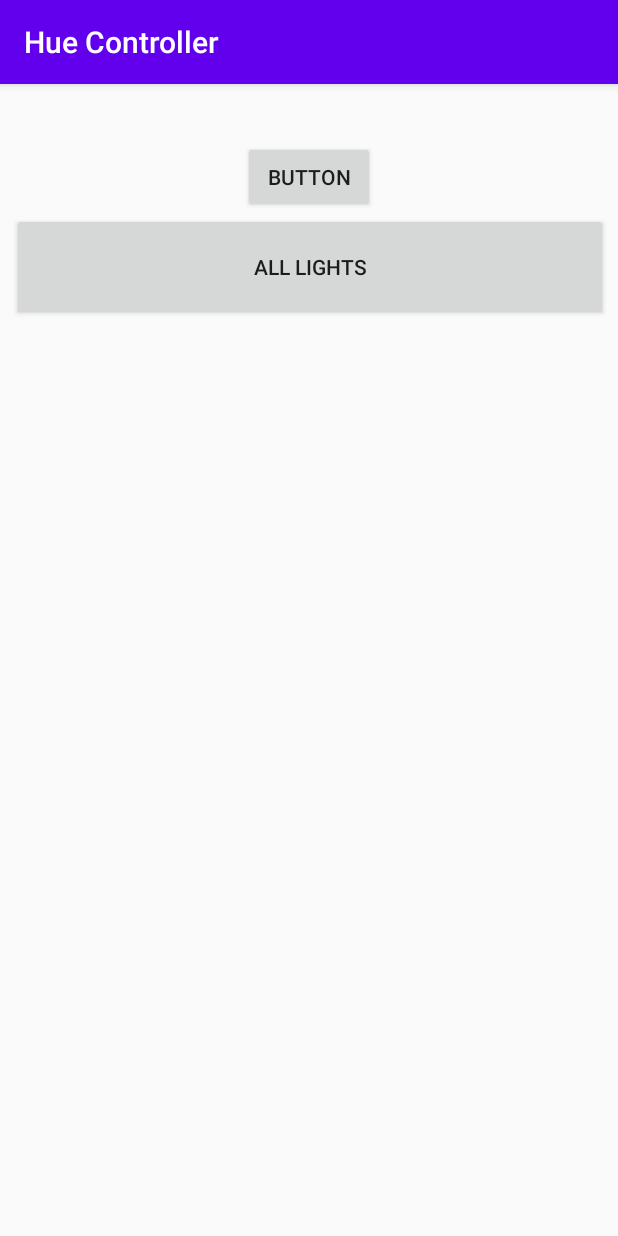
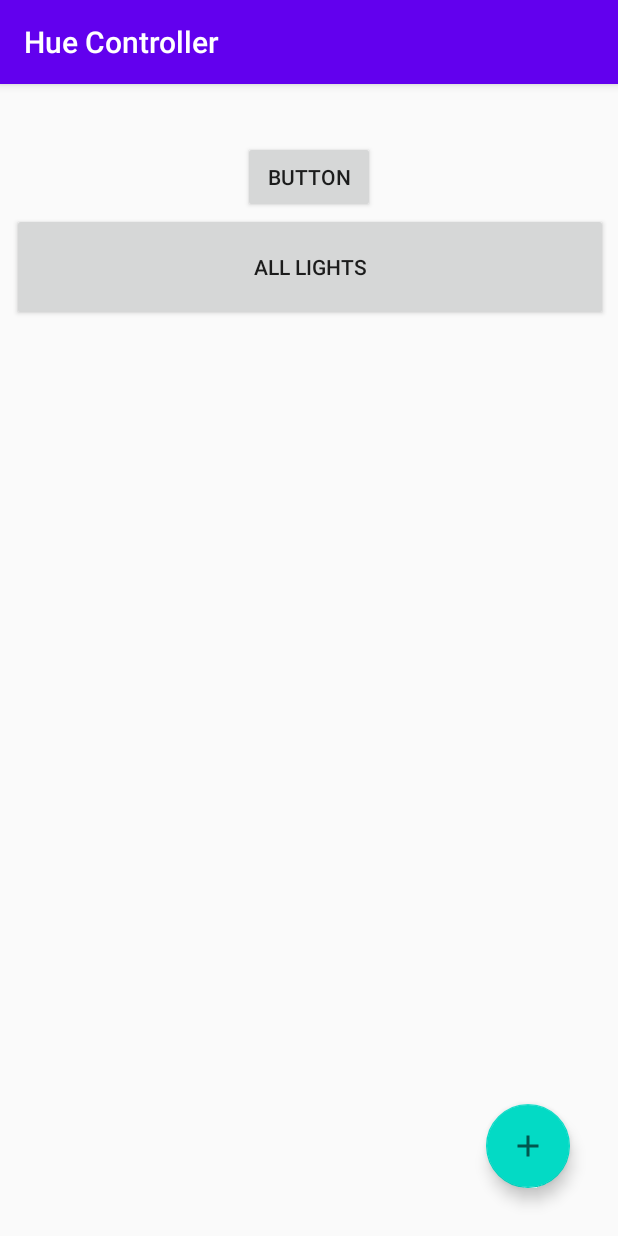
Before and after one commit to Rafaelrico7/ost-mge-hue-controller, an Android app: the screen it shows after launch (MainActivity), on a phone screen of 412 x 824 dp. Run offline under Robolectric (Android 15) with nearby library versions, the phone set to English and light mode, and no system bars.

Commit message:
Add Floating Action Button with Animations

```diff
--- a/app/build.gradle
+++ b/app/build.gradle
@@ -32,6 +32,7 @@ dependencies {
     implementation 'androidx.constraintlayout:constraintlayout:2.0.2'
     implementation 'androidx.recyclerview:recyclerview:1.1.0'
     implementation 'androidx.cardview:cardview:1.0.0'
+    implementation 'com.google.android.material:material:1.2.1'
     testImplementation 'junit:junit:4.12'
     androidTestImplementation 'androidx.test.ext:junit:1.1.2'
     androidTestImplementation 'androidx.test.espresso:espresso-core:3.3.0'
--- a/app/src/main/java/com/example/hue/MainActivity.kt
+++ b/app/src/main/java/com/example/hue/MainActivity.kt
@@ -1,6 +1,8 @@
 package com.example.hue
 
 import android.os.Bundle
+import android.view.View
+import android.view.animation.AnimationUtils
 import android.widget.Toast
 import androidx.appcompat.app.AppCompatActivity
 import androidx.recyclerview.widget.LinearLayoutManager
@@ -9,6 +11,8 @@ import com.example.hue.model.Memory
 import kotlinx.android.synthetic.main.activity_main.*
 
 class MainActivity : AppCompatActivity() {
+
+    private var addButtonClicked = false
     override fun onCreate(savedInstanceState: Bundle?) {
         super.onCreate(savedInstanceState)
         setContentView(R.layout.activity_main)
@@ -34,5 +38,49 @@ class MainActivity : AppCompatActivity() {
             Toast.makeText(this, user,Toast.LENGTH_SHORT
             ).show()
         }
+
+        add_button.setOnClickListener{
+            onAddButtonClicked()
+        }
+
+        menu_button.setOnClickListener{
+            Toast.makeText(this, "Menu Button Clicked", Toast.LENGTH_SHORT).show()
+        }
+
+        light_button.setOnClickListener{
+            Toast.makeText(this, "Light Button Clicked", Toast.LENGTH_SHORT).show()
+        }
+    }
+
+    private fun onAddButtonClicked() {
+        setVisibility(addButtonClicked)
+        setAnimation(addButtonClicked)
+        addButtonClicked = !addButtonClicked
+    }
+
+    private fun setAnimation(clicked: Boolean) {
+        if(!clicked){
+            menu_button.visibility = View.VISIBLE
+            light_button.visibility = View.VISIBLE
+        }else{
+            menu_button.visibility = View.INVISIBLE
+            light_button.visibility = View.INVISIBLE
+        }
+    }
+
+    private fun setVisibility(clicked: Boolean) {
+        val fromBottom = AnimationUtils.loadAnimation(this, R.anim.from_bottom_anim)
+        val toBottom = AnimationUtils.loadAnimation(this, R.anim.to_bottom_anim)
+        val rotateClose = AnimationUtils.loadAnimation(this, R.anim.rotate_close_anim)
+        val  rotateOpen = AnimationUtils.loadAnimation(this, R.anim.rotate_open_anim)
+        if(!clicked){
+            menu_button.startAnimation(fromBottom)
+            light_button.startAnimation(fromBottom)
+            add_button.startAnimation(rotateOpen)
+        }else{
+            menu_button.startAnimation(toBottom)
+            light_button.startAnimation(toBottom)
+            add_button.startAnimation(rotateClose)
+        }
     }
 }
--- /dev/null
+++ b/app/src/main/res/anim/from_bottom_anim.xml
@@ -0,0 +1,25 @@
+<?xml version="1.0" encoding="utf-8"?>
+<set xmlns:android="http://schemas.android.com/apk/res/android" android:fillAfter="true">
+
+   <translate
+       android:fromYDelta="100%"
+       android:toYDelta="0%"
+       android:duration="300"
+       />
+
+    <scale
+        android:pivotX="50%"
+        android:pivotY="50%"
+        android:toYScale="0.8"
+        android:toXScale="0.8"
+        />
+
+
+   <alpha
+       android:duration="750"
+       android:fromAlpha="0"
+       android:toAlpha="1"
+       />
+
+
+</set>
--- /dev/null
+++ b/app/src/main/res/anim/rotate_close_anim.xml
@@ -0,0 +1,13 @@
+<?xml version="1.0" encoding="utf-8"?>
+<set xmlns:android="http://schemas.android.com/apk/res/android" android:fillAfter="true">
+
+    <rotate
+        android:fromDegrees="45"
+        android:pivotX="50%"
+        android:pivotY="50%"
+        android:toDegrees="0"
+        android:duration="300"
+        />
+
+
+</set>
--- /dev/null
+++ b/app/src/main/res/anim/rotate_open_anim.xml
@@ -0,0 +1,13 @@
+<?xml version="1.0" encoding="utf-8"?>
+<set xmlns:android="http://schemas.android.com/apk/res/android" android:fillAfter="true">
+
+    <rotate
+        android:fromDegrees="0"
+        android:pivotX="50%"
+        android:pivotY="50%"
+        android:toDegrees="45"
+        android:duration="300"
+        />
+
+
+</set>
--- /dev/null
+++ b/app/src/main/res/anim/to_bottom_anim.xml
@@ -0,0 +1,27 @@
+<?xml version="1.0" encoding="utf-8"?>
+<set xmlns:android="http://schemas.android.com/apk/res/android" android:fillAfter="true">
+
+    <translate
+        android:fromYDelta="0%"
+        android:toYDelta="100%"
+        android:duration="300"
+        />
+
+    <scale
+        android:pivotX="50%"
+        android:pivotY="50%"
+        android:fromYScale="0.8"
+        android:fromXScale="0.8"
+        android:toYScale="0.8"
+        android:toXScale="0.8"
+        />
+
+
+    <alpha
+        android:duration="150"
+        android:fromAlpha="1"
+        android:toAlpha="0"
+        />
+
+
+</set>
--- /dev/null
+++ b/app/src/main/res/drawable/ic_baseline_add_24.xml
@@ -0,0 +1,10 @@
+<vector xmlns:android="http://schemas.android.com/apk/res/android"
+    android:width="38dp"
+    android:height="38dp"
+    android:viewportWidth="24"
+    android:viewportHeight="24"
+    android:tint="?attr/colorControlNormal">
+  <path
+      android:fillColor="@android:color/white"
+      android:pathData="M19,13h-6v6h-2v-6H5v-2h6V5h2v6h6v2z"/>
+</vector>
--- /dev/null
+++ b/app/src/main/res/drawable/ic_baseline_highlight_24.xml
@@ -0,0 +1,10 @@
+<vector xmlns:android="http://schemas.android.com/apk/res/android"
+    android:width="24dp"
+    android:height="24dp"
+    android:viewportWidth="24"
+    android:viewportHeight="24"
+    android:tint="?attr/colorControlNormal">
+  <path
+      android:fillColor="@android:color/white"
+      android:pathData="M6,14l3,3v5h6v-5l3,-3V9H6V14zM11,2h2v3h-2V2zM3.5,5.88l1.41,-1.41l2.12,2.12L5.62,8L3.5,5.88zM16.96,6.59l2.12,-2.12l1.41,1.41L18.38,8L16.96,6.59z"/>
+</vector>
--- /dev/null
+++ b/app/src/main/res/drawable/ic_baseline_menu_24.xml
@@ -0,0 +1,10 @@
+<vector xmlns:android="http://schemas.android.com/apk/res/android"
+    android:width="24dp"
+    android:height="24dp"
+    android:viewportWidth="24"
+    android:viewportHeight="24"
+    android:tint="?attr/colorControlNormal">
+  <path
+      android:fillColor="@android:color/white"
+      android:pathData="M3,18h18v-2L3,16v2zM3,13h18v-2L3,11v2zM3,6v2h18L21,6L3,6z"/>
+</vector>
--- a/app/src/main/res/layout/activity_main.xml
+++ b/app/src/main/res/layout/activity_main.xml
@@ -37,4 +37,40 @@
         app:layout_constraintStart_toStartOf="parent"
         app:layout_constraintTop_toTopOf="parent" />
 
+    <com.google.android.material.floatingactionbutton.FloatingActionButton
+        android:id="@+id/add_button"
+        android:layout_width="wrap_content"
+        android:layout_height="wrap_content"
+        android:layout_marginEnd="32dp"
+        android:layout_marginBottom="32dp"
+        android:clickable="true"
+        android:focusable="true"
+        app:layout_constraintBottom_toBottomOf="parent"
+        app:layout_constraintEnd_toEndOf="parent"
+        app:srcCompat="@drawable/ic_baseline_add_24" />
+
+    <com.google.android.material.floatingactionbutton.FloatingActionButton
+        android:id="@+id/menu_button"
+        android:layout_width="wrap_content"
+        android:layout_height="wrap_content"
+        android:layout_marginBottom="8dp"
+        android:clickable="true"
+        android:focusable="true"
+        android:visibility="invisible"
+        app:layout_constraintBottom_toTopOf="@+id/add_button"
+        app:layout_constraintEnd_toEndOf="@+id/add_button"
+        app:srcCompat="@drawable/ic_baseline_menu_24" />
+
+    <com.google.android.material.floatingactionbutton.FloatingActionButton
+        android:id="@+id/light_button"
+        android:layout_width="wrap_content"
+        android:layout_height="wrap_content"
+        android:layout_marginBottom="8dp"
+        android:clickable="true"
+        android:focusable="true"
+        android:visibility="invisible"
+        app:layout_constraintBottom_toTopOf="@+id/menu_button"
+        app:layout_constraintEnd_toEndOf="@+id/menu_button"
+        app:srcCompat="@drawable/ic_baseline_highlight_24" />
+
 </androidx.constraintlayout.widget.ConstraintLayout>
--- a/build.gradle
+++ b/build.gradle
@@ -6,7 +6,7 @@ buildscript {
         jcenter()
     }
     dependencies {
-        classpath 'com.android.tools.build:gradle:4.1.0'
+        classpath 'com.android.tools.build:gradle:4.0.0'
         classpath "org.jetbrains.kotlin:kotlin-gradle-plugin:$kotlin_version"
 
         // NOTE: Do not place your application dependencies here; they belong
```
